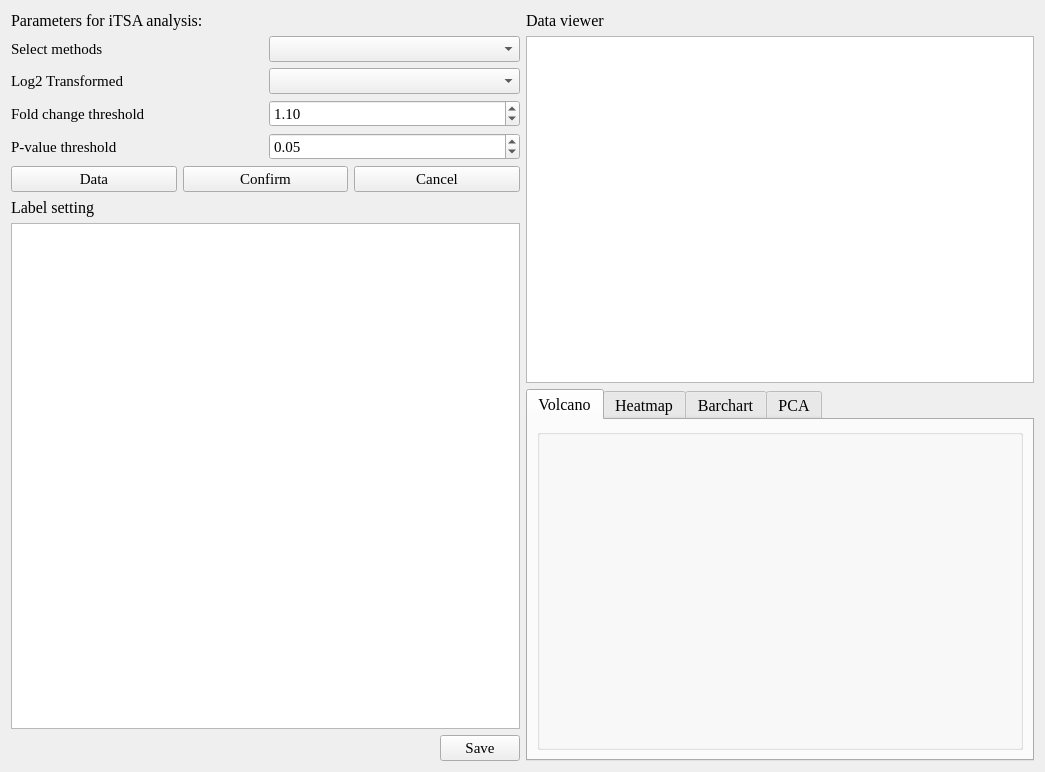
Before: the Qt Designer form AnaliTSA.ui in hcji/ProSAP, drawn with Qt 5.
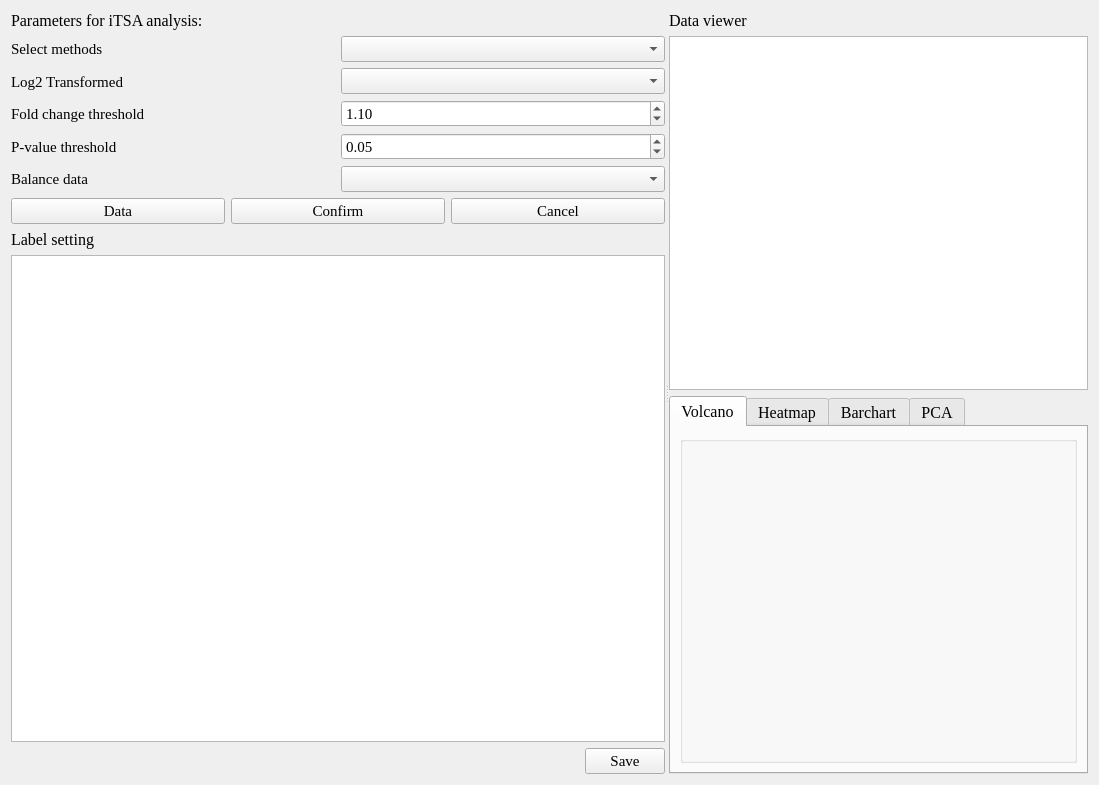
After: the same form once the commit is applied.

Commit message: balance data

What changed in the file:
```diff
--- a/AnaliTSA.ui
+++ b/AnaliTSA.ui
@@ -6,8 +6,8 @@
    <rect>
     <x>0</x>
     <y>0</y>
-    <width>1045</width>
-    <height>772</height>
+    <width>1099</width>
+    <height>785</height>
    </rect>
   </property>
   <property name="font">
@@ -19,11 +19,16 @@
   <property name="windowTitle">
    <string>Form</string>
   </property>
-  <layout class="QGridLayout" name="gridLayout_5">
+  <layout class="QGridLayout" name="gridLayout">
    <item row="0" column="0">
-    <layout class="QHBoxLayout" name="horizontalLayout_7">
+    <widget class="QSplitter" name="splitter">
+     <property name="orientation">
+      <enum>Qt::Horizontal</enum>
+     </property>
+     <widget class="QWidget" name="">
+      <layout class="QVBoxLayout" name="verticalLayout_8">
      <item>
-      <layout class="QVBoxLayout" name="verticalLayout_4">
+        <layout class="QVBoxLayout" name="verticalLayout_5">
        <item>
         <layout class="QVBoxLayout" name="verticalLayout_3">
          <item>
@@ -44,6 +49,8 @@
          <item>
           <layout class="QHBoxLayout" name="horizontalLayout">
            <item>
+              <layout class="QVBoxLayout" name="verticalLayout_2">
+               <item>
             <widget class="QLabel" name="label_2">
              <property name="font">
               <font>
@@ -57,13 +64,6 @@
             </widget>
            </item>
            <item>
-            <widget class="QComboBox" name="comboBoxMethod"/>
-           </item>
-          </layout>
-         </item>
-         <item>
-          <layout class="QHBoxLayout" name="horizontalLayout_2">
-           <item>
             <widget class="QLabel" name="label_3">
              <property name="font">
               <font>
@@ -77,13 +77,6 @@
             </widget>
            </item>
            <item>
-            <widget class="QComboBox" name="comboBoxLog2"/>
-           </item>
-          </layout>
-         </item>
-         <item>
-          <layout class="QHBoxLayout" name="horizontalLayout_3">
-           <item>
             <widget class="QLabel" name="label_9">
              <property name="font">
               <font>
@@ -97,17 +90,6 @@
             </widget>
            </item>
            <item>
-            <widget class="QDoubleSpinBox" name="doubleSpinBoxFCthres">
-             <property name="value">
-              <double>1.100000000000000</double>
-             </property>
-            </widget>
-           </item>
-          </layout>
-         </item>
-         <item>
-          <layout class="QHBoxLayout" name="horizontalLayout_4">
-           <item>
             <widget class="QLabel" name="label_10">
              <property name="font">
               <font>
@@ -121,6 +103,30 @@
             </widget>
            </item>
            <item>
+                <widget class="QLabel" name="label">
+                 <property name="text">
+                  <string>Balance data</string>
+                 </property>
+                </widget>
+               </item>
+              </layout>
+             </item>
+             <item>
+              <layout class="QVBoxLayout" name="verticalLayout">
+               <item>
+                <widget class="QComboBox" name="comboBoxMethod"/>
+               </item>
+               <item>
+                <widget class="QComboBox" name="comboBoxLog2"/>
+               </item>
+               <item>
+                <widget class="QDoubleSpinBox" name="doubleSpinBoxFCthres">
+                 <property name="value">
+                  <double>1.100000000000000</double>
+                 </property>
+                </widget>
+               </item>
+               <item>
             <widget class="QDoubleSpinBox" name="doubleSpinBoxPthres">
              <property name="singleStep">
               <double>0.010000000000000</double>
@@ -130,10 +136,17 @@
              </property>
             </widget>
            </item>
-          </layout>
-         </item>
+               <item>
+                <widget class="QComboBox" name="comboBoxBalance"/>
+               </item>
+              </layout>
+             </item>
+            </layout>
+           </item>
+          </layout>
+         </item>
          <item>
-          <layout class="QHBoxLayout" name="horizontalLayout_5">
+          <layout class="QHBoxLayout" name="horizontalLayout_2">
            <item>
             <widget class="QPushButton" name="pushButtonData">
              <property name="text">
@@ -160,7 +173,9 @@
         </layout>
        </item>
        <item>
-        <layout class="QVBoxLayout" name="verticalLayout_2">
+        <layout class="QVBoxLayout" name="verticalLayout_7">
+         <item>
+          <layout class="QVBoxLayout" name="verticalLayout_6">
          <item>
           <widget class="QLabel" name="label_8">
            <property name="font">
@@ -186,8 +201,10 @@
            </property>
           </widget>
          </item>
+          </layout>
+         </item>
          <item>
-          <layout class="QHBoxLayout" name="horizontalLayout_6">
+          <layout class="QHBoxLayout" name="horizontalLayout_3">
            <item>
             <spacer name="horizontalSpacer">
              <property name="orientation">
@@ -213,11 +230,11 @@
         </layout>
        </item>
       </layout>
-     </item>
+     </widget>
+     <widget class="QWidget" name="">
+      <layout class="QVBoxLayout" name="verticalLayout_9">
      <item>
-      <layout class="QVBoxLayout" name="verticalLayout_5">
-       <item>
-        <layout class="QVBoxLayout" name="verticalLayout">
+        <layout class="QVBoxLayout" name="verticalLayout_4">
          <item>
           <widget class="QLabel" name="label_11">
            <property name="font">
@@ -268,7 +285,7 @@
           <attribute name="title">
            <string>Volcano</string>
           </attribute>
-          <layout class="QGridLayout" name="gridLayout">
+          <layout class="QGridLayout" name="gridLayout_5">
            <item row="0" column="0">
             <widget class="QGroupBox" name="groupBoxVolcano">
              <property name="minimumSize">
@@ -371,8 +388,8 @@
         </widget>
        </item>
       </layout>
-     </item>
-    </layout>
+     </widget>
+    </widget>
    </item>
   </layout>
  </widget>
```
Lines whose indentation alone changed are shown as unchanged. The commit also changes 4 other files.
